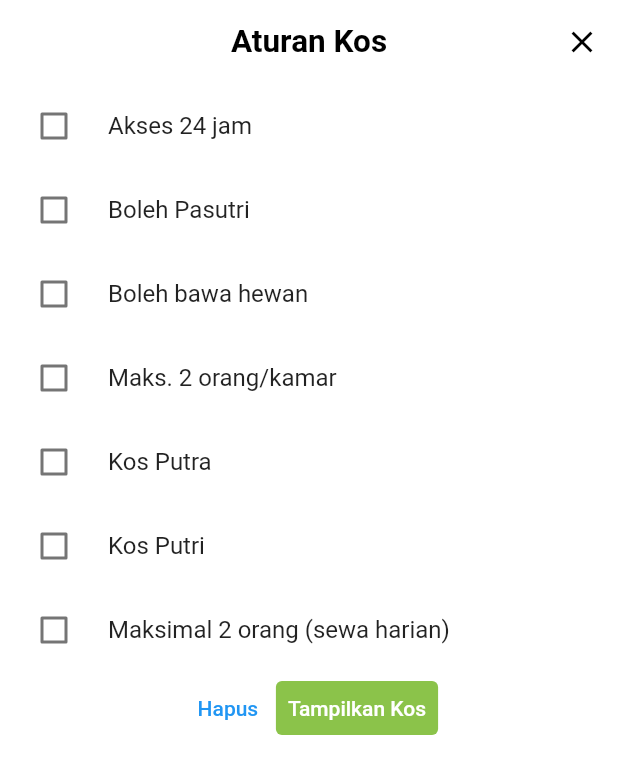
After one commit to CodeVectorizer/fornasmala, a Flutter app: the KosPage screen opened directly, after a tap on "Filter", on a phone screen of 412 x 824 dp. The commit adds this screen. Shown: the top 774 px of the screen. Run offline on Flutter 3.47's test engine with Material 2 defaults, Android fonts, the light colour scheme and no system bars; our stand-ins replace google_fonts; missing offline and left inert: dart:ffi; network calls fail.

Commit message:
add rules kos

```diff
--- a/lib/pages/kos/kos.dart
+++ b/lib/pages/kos/kos.dart
@@ -1,6 +1,7 @@
 import 'package:flutter/cupertino.dart';
 import 'package:flutter/material.dart';
 import 'package:fornasmala/pages/kos/detail_kos.dart';
+import 'package:fornasmala/pages/kos/rules_kos.dart';
 
 class KosPage extends StatefulWidget {
   const KosPage({super.key});
@@ -276,15 +277,21 @@ class _KosPageState extends State<KosPage> {
                   child: Row(
                     mainAxisAlignment: MainAxisAlignment.spaceBetween,
                     children: [
-                      Container(
+                      GestureDetector(
+                        onTap: () => Navigator.of(context).push(
+                            CupertinoPageRoute(
+                                builder: (context) => const RulesKosPage())),
+                        child: Container(
                           decoration: BoxDecoration(
-                            border: Border.all(width: 1, color: Colors.black26),
+                              border:
+                                  Border.all(width: 1, color: Colors.black26),
                               borderRadius: BorderRadius.circular(25)),
                           padding: const EdgeInsets.symmetric(
                               vertical: 3, horizontal: 8),
                           child: const Text(
                             'Filter',
                             style: TextStyle(fontWeight: FontWeight.bold),
+                          ),
                         ),
                       ),
                       Container(
--- /dev/null
+++ b/lib/pages/kos/rules_kos.dart
@@ -0,0 +1,101 @@
+import 'package:flutter/material.dart';
+
+class RulesKosPage extends StatefulWidget {
+  const RulesKosPage({super.key});
+
+  @override
+  State<RulesKosPage> createState() => _RulesKosPageState();
+}
+
+class _RulesKosPageState extends State<RulesKosPage> {
+  List<bool> checkedValue = [];
+  List rules = [
+    'Akses 24 jam',
+    'Boleh Pasutri',
+    'Boleh bawa hewan',
+    'Maks. 2 orang/kamar',
+    'Kos Putra',
+    'Kos Putri',
+    'Maksimal 2 orang (sewa harian)'
+  ];
+
+  @override
+  Widget build(BuildContext context) {
+    return Scaffold(
+      backgroundColor: Colors.white,
+      appBar: AppBar(
+        automaticallyImplyLeading: false,
+        title: const Text('Aturan Kos'),
+        titleTextStyle: const TextStyle(
+            color: Colors.black, fontWeight: FontWeight.bold, fontSize: 21),
+        actions: [
+          IconButton(
+              onPressed: () {
+                Navigator.pop(context);
+              },
+              icon: const Icon(
+                Icons.close,
+                color: Colors.black,
+              ))
+        ],
+        elevation: 0.0,
+        centerTitle: true,
+        backgroundColor: Colors.white,
+      ),
+      body: SingleChildScrollView(
+        child: Column(
+          children: [
+            Column(
+              children: rules
+                  .asMap()
+                  .map((i, e) {
+                    setState(() {
+                      checkedValue.add(false);
+                    });
+                    return MapEntry(
+                        i,
+                        CheckboxListTile(
+                          title: Text("$e"),
+                          value: checkedValue[i],
+                          onChanged: (newValue) {
+                            setState(() {
+                              checkedValue[i] = newValue!;
+                            });
+                          },
+                          controlAffinity: ListTileControlAffinity
+                              .leading, //  <-- leading Checkbox
+                        ));
+                  })
+                  .values
+                  .toList(),
+            ),
+            Row(
+              mainAxisAlignment: MainAxisAlignment.center,
+              crossAxisAlignment: CrossAxisAlignment.center,
+              children: [
+                TextButton(
+                  onPressed: () {
+                    setState(() {
+                      checkedValue = [];
+                    });
+                  },
+                  style: TextButton.styleFrom(),
+                  child: const Text('Hapus'),
+                ),
+                TextButton(
+                  onPressed: () {},
+                  style:
+                      TextButton.styleFrom(backgroundColor: Colors.lightGreen),
+                  child: const Text(
+                    'Tampilkan Kos',
+                    style: TextStyle(color: Colors.white),
+                  ),
+                ),
+              ],
+            )
+          ],
+        ),
+      ),
+    );
+  }
+}
```
Lines whose indentation alone changed are shown as unchanged.
